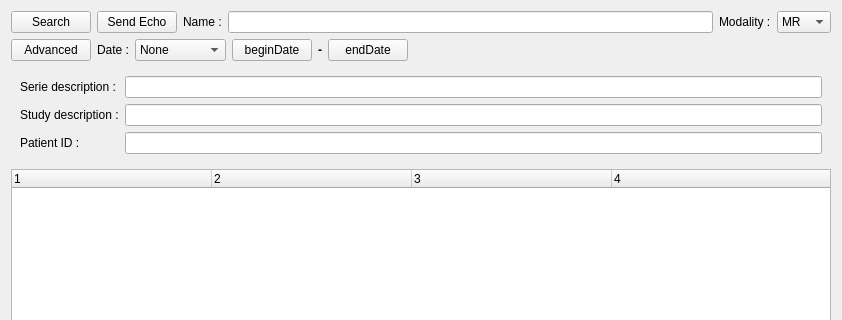
Above: Code/qtdcm.ui from qtdcm/qtdcm before the change; both pictures show x 0 to 842 and y 0 to 320 of the 842 by 606 pixel window. Below: the same form after it.
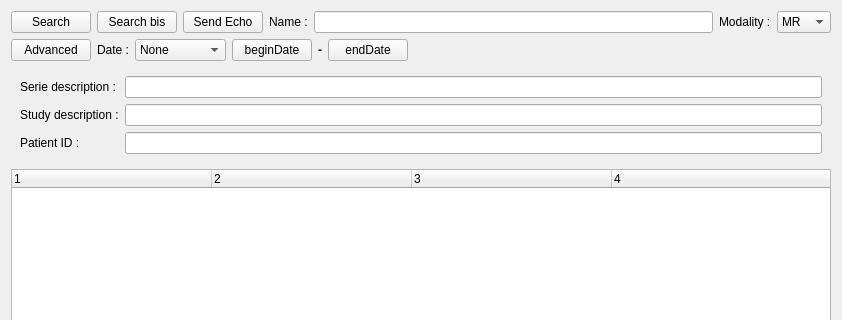
That is the form after the change.

Patch:
```diff
--- a/Code/qtdcm.ui
+++ b/Code/qtdcm.ui
@@ -33,7 +33,7 @@
         </property>
        </widget>
       </item>
-      <item row="0" column="2">
+      <item row="0" column="3">
        <layout class="QHBoxLayout" name="horizontalLayout_4">
         <item>
          <widget class="QLabel" name="label">
@@ -47,7 +47,7 @@
         </item>
        </layout>
       </item>
-      <item row="0" column="3">
+      <item row="0" column="4">
        <layout class="QHBoxLayout" name="horizontalLayout_5">
         <item>
          <widget class="QLabel" name="label_3">
@@ -94,13 +94,20 @@
         </item>
        </layout>
       </item>
-      <item row="0" column="1">
+      <item row="0" column="2">
        <widget class="QPushButton" name="echoButton">
         <property name="text">
          <string>Send Echo</string>
         </property>
        </widget>
       </item>
+      <item row="0" column="1">
+       <widget class="QPushButton" name="searchBisButton">
+        <property name="text">
+         <string>Search bis</string>
+        </property>
+       </widget>
+      </item>
      </layout>
     </widget>
    </item>
```
